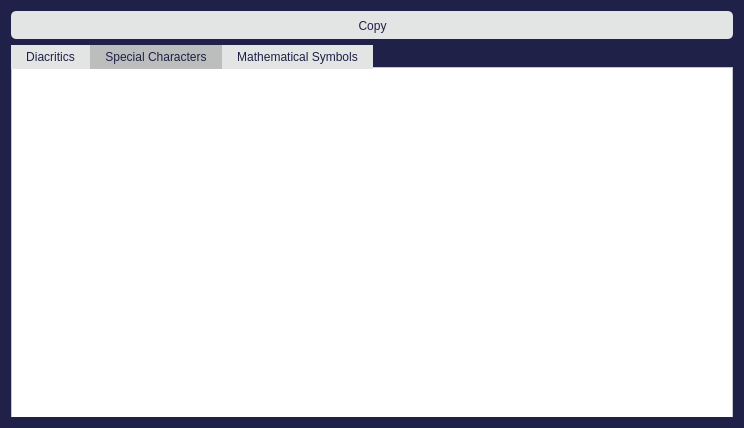
Qt form FrameWorkCode/Symbols.ui (UDAAN-LEAP/leap-pe-tool) before a commit.
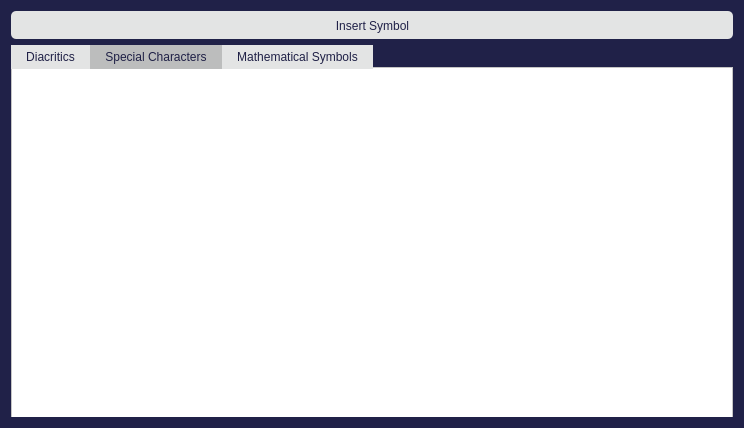
The same form after that commit.

Commit message: Button to insert symbols from symbols widget

What changed in the file:
```diff
--- a/FrameWorkCode/Symbols.ui
+++ b/FrameWorkCode/Symbols.ui
@@ -25,7 +25,7 @@
 } QPushButton:checked{background-color: rgb(136, 138, 133);} QPushButton:pressed {background-color: rgb(136, 138, 133);}</string>
      </property>
      <property name="text">
-      <string>Copy</string>
+      <string>Insert Symbol</string>
      </property>
     </widget>
    </item>
```
The commit also changes 3 other files.
